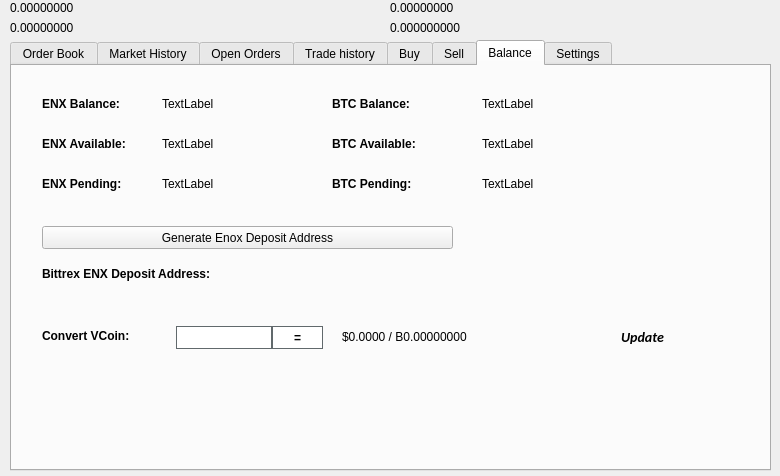
Qt form src/qt/forms/tradingdialog.ui (SmandeP/bib) before a commit.
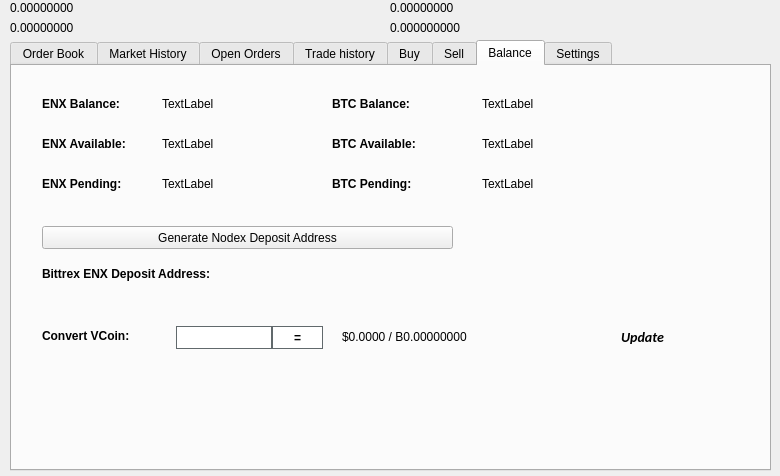
The same form after that commit. The open tabs and pages were chosen to show the change. Icons and pictures are not drawn.

The edit to the form file:
```diff
--- a/src/qt/forms/tradingdialog.ui
+++ b/src/qt/forms/tradingdialog.ui
@@ -2941,7 +2941,7 @@
       </rect>
      </property>
      <property name="text">
-      <string>Generate Enox Deposit Address</string>
+      <string>Generate Nodex Deposit Address</string>
      </property>
      <property name="icon">
       <iconset resource="../enox.qrc">
```
Left out of the diff: 14 changed lines with no effect on the pictures.
